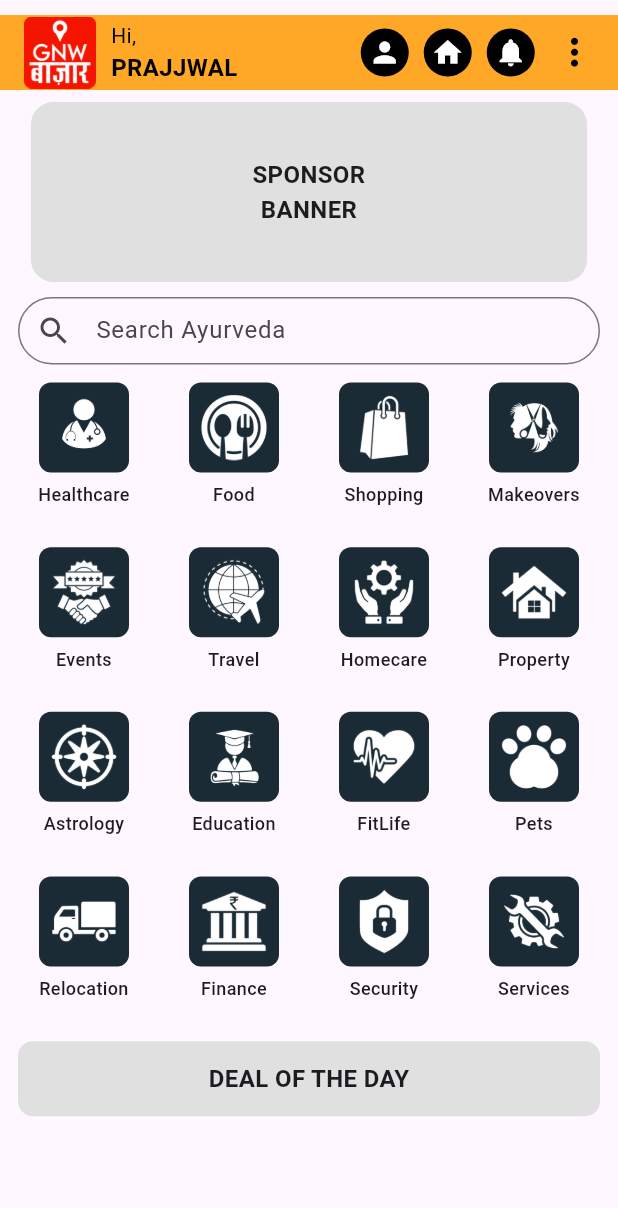
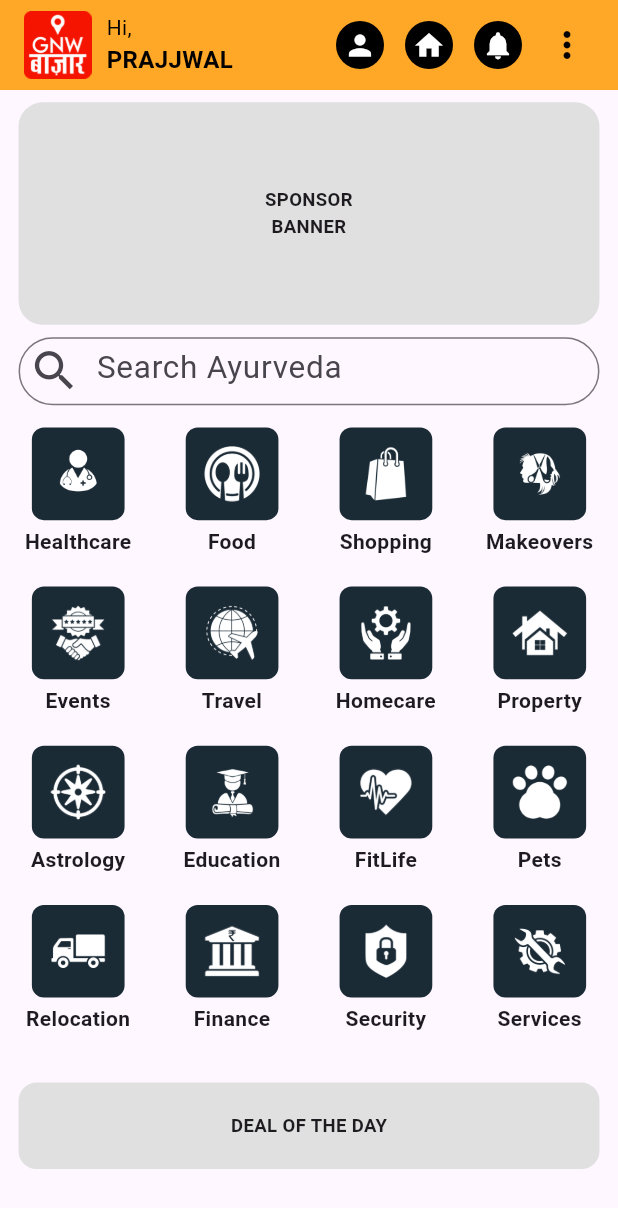
Before and after one commit to prajjwal205/GNW-mobile-app, a Flutter app: the Homepage screen opened directly, after a tap on the "home" icon, on a phone screen of 412 x 824 dp. Shown: the top 1208 px of the screen. Run offline on Flutter 3.47's test engine with Material 3 defaults, Android fonts, the phone set to English and light mode, and no system bars; our stand-ins replace flutter_riverpod, share_plus, shared_preferences; accounts and stored records are empty; network calls fail.

Commit message:
Update homepage and custom app bar

```diff
--- a/lib/homepage.dart
+++ b/lib/homepage.dart
@@ -14,6 +14,23 @@ class Homepage extends StatefulWidget {
 class _HomepageState extends State<Homepage> {
   @override
   Widget build(BuildContext context) {
+    final media = MediaQuery.of(context);
+    final width = media.size.width;
+    final height = media.size.height;
+
+    // ========= RESPONSIVE SCALES =========
+    final horizontalPadding = width * 0.03;
+    final verticalSpacing = height * 0.01;
+
+    final sponsorHeight = height * 0.12;
+    final searchHeight = height * 0.055;
+
+    final iconBoxSize = width * 0.15;
+    final iconPadding = iconBoxSize * 0.2;
+
+    final labelFontSize = (width * 0.035).clamp(11.0, 14.0);
+    final bannerFontSize = width * 0.03;
+
     return FutureBuilder<String>(
       future: UserService.fetchUserName(),
       builder: (context, snapshot) {
@@ -23,111 +40,117 @@ class _HomepageState extends State<Homepage> {
           );
         }
 
-        return MediaQuery(
-          data: MediaQuery.of(context)
-              .copyWith(textScaler: TextScaler.noScaling),
-          child: Scaffold(
+        return Scaffold(
           appBar: buildCustomAppBar(context, snapshot.data!, 90),
           body: SafeArea(
             child: CustomScrollView(
+              physics: const BouncingScrollPhysics(),
               slivers: [
-
                 // ================= SPONSOR + SEARCH =================
                 SliverToBoxAdapter(
+                  child: Padding(
+                    padding:
+                    EdgeInsets.symmetric(horizontal: horizontalPadding),
                     child: Column(
                       children: [
-                        const SizedBox(height: 8),
+                        SizedBox(height: verticalSpacing),
 
                         // Sponsor Banner
                         Container(
-                          height: 120,
-                          width: MediaQuery.of(context).size.width * 0.90,
-                          margin:
-                          const EdgeInsets.symmetric(horizontal: 12),
+                          height: sponsorHeight *1.5,
+                          width: double.infinity,
                           decoration: BoxDecoration(
                             color: Colors.grey.shade300,
-                            borderRadius: BorderRadius.circular(15),
+                            borderRadius: BorderRadius.circular(16),
                           ),
                           alignment: Alignment.center,
-                          child: const Text(
+                          child: Text(
                             "SPONSOR\nBANNER",
                             textAlign: TextAlign.center,
                             style: TextStyle(
-                              fontSize: 16,
+                              fontSize: bannerFontSize,
                               fontWeight: FontWeight.bold,
                             ),
                           ),
                         ),
 
-                        const SizedBox(height: 10),
+                        SizedBox(height: verticalSpacing),
 
                         // Search Bar
-                        Padding(
-                          padding: const EdgeInsets.symmetric(horizontal: 12),
-                          child: SizedBox(
-                            height: 45,
+                        SizedBox(
+                          height: searchHeight,
                           child: TextField(
+                            style:
+                            TextStyle(fontSize: labelFontSize*1.5),
                             decoration: InputDecoration(
                               hintText: "Search Ayurveda",
-                                prefixIcon: const Icon(Icons.search),
+                              prefixIcon: Icon(
+                                Icons.search,
+                                size: labelFontSize * 2.5,
+                              ),
                               border: OutlineInputBorder(
                                 borderRadius: BorderRadius.circular(25),
                               ),
-                                contentPadding:
-                                const EdgeInsets.symmetric(horizontal: 12),
-                              ),
+                              isDense: true,
                             ),
                           ),
                         ),
 
-                        const SizedBox(height: 12),
+                        SizedBox(height: verticalSpacing*1.8),
                       ],
-                    ),
-                  ),
-
-                  // ================= GRID =================
-                  SliverPadding(
-                    padding: const EdgeInsets.symmetric(horizontal: 12),
-                    sliver: SliverGrid(
-                      delegate: SliverChildBuilderDelegate(
-                            (context, index) {
-                          final items = _gridItems(context);
-                          return items[index];
-                        },
-                        childCount: _gridItems(context).length,
-                      ),
-                      gridDelegate:
-                      const SliverGridDelegateWithFixedCrossAxisCount(
-                        crossAxisCount: 4,
-                        crossAxisSpacing: 12,
-                        mainAxisSpacing: 12,
-                        childAspectRatio: 0.9,
                     ),
                   ),
                 ),
 
-                  // ================= DEAL OF THE DAY =================
+                // ================= CATEGORY GRID =================
+                SliverPadding(
+                  padding:
+                  EdgeInsets.symmetric(horizontal: horizontalPadding),
+                  sliver: SliverGrid(
+                    delegate: SliverChildBuilderDelegate(
+                          (context, index) => _gridItems(
+                        context,
+                        iconBoxSize,
+                        iconPadding,
+                        labelFontSize,
+                      )[index],
+                      childCount: _gridItems(
+                        context,
+                        iconBoxSize,
+                        iconPadding,
+                        labelFontSize,
+                      ).length,
+                    ),
+                    gridDelegate:
+                    const SliverGridDelegateWithFixedCrossAxisCount(
+                      crossAxisCount: 4,          // ✅ ALWAYS 4
+                      crossAxisSpacing: 23, // helps to decrese the size between icons
+                      mainAxisSpacing: .01,
+                      childAspectRatio: 0.75,     // ✅ responsive height
+                    ),
+                  ),
+                ),
+
+                // ================= DEAL =================
                 SliverToBoxAdapter(
                   child: Container(
-                      height: 50,
-                      margin: const EdgeInsets.fromLTRB(12, 12, 12, 12),
+                    height: height * 0.07,
+                    margin: EdgeInsets.all(horizontalPadding),
                     decoration: BoxDecoration(
                       color: Colors.grey.shade300,
-                        borderRadius: BorderRadius.circular(10),
+                      borderRadius: BorderRadius.circular(12),
                     ),
                     alignment: Alignment.center,
-                      child: const Text(
+                    child: Text(
                       "DEAL OF THE DAY",
                       style: TextStyle(
-                          fontSize: 16,
+                        fontSize: bannerFontSize,
                         fontWeight: FontWeight.bold,
                       ),
                     ),
                   ),
                 ),
-
               ],
-              ),
             ),
           ),
         );
@@ -136,69 +159,94 @@ class _HomepageState extends State<Homepage> {
   }
 
   // ================= GRID ITEMS =================
-  List<Widget> _gridItems(BuildContext context) {
+  List<Widget> _gridItems(
+      BuildContext context,
+      double iconSize,
+      double iconPadding,
+      double fontSize,
+      ) {
     return [
-      _gridItem(
-        'lib/images/MEDICARE.png',
-        'Healthcare',
-            () {
+      _gridItem('lib/images/MEDICARE.png', 'Healthcare', iconSize,
+          iconPadding, fontSize, () {
             Navigator.push(
               context,
               MaterialPageRoute(builder: (_) => HealthcarePage()),
             );
-        },
-      ),
-      _gridItem(
-        'lib/images/FOODIE.png',
-        'Food',
-            () {
+          }),
+      _gridItem('lib/images/FOODIE.png', 'Food', iconSize, iconPadding,
+          fontSize, () {
             Navigator.push(
               context,
               MaterialPageRoute(builder: (_) => const FoodPage()),
             );
-        },
-      ),
-      _gridItem('lib/images/SHOPPING.png', 'Shopping', _notImplemented),
-      _gridItem('lib/images/MAKEOVER.png', 'Makeovers', _notImplemented),
-      _gridItem('lib/images/EVENTS.png', 'Events', _notImplemented),
-      _gridItem('lib/images/TRAVEL.png', 'Travel', _notImplemented),
-      _gridItem('lib/images/HOMECARE_2.png', 'Homecare', _notImplemented),
-      _gridItem('lib/images/REAL_ESTATE.png', 'Property', _notImplemented),
-      _gridItem('lib/images/ASTROLOGY.png', 'Astrology', _notImplemented),
-      _gridItem('lib/images/EDUCATION.png', 'Education', _notImplemented),
-      _gridItem('lib/images/FITNESS.png', 'FitLife', _notImplemented),
-      _gridItem('lib/images/PETS.png', 'Pets', _notImplemented),
-      _gridItem('lib/images/RELOCATION.png', 'Relocation', _notImplemented),
-      _gridItem('lib/images/FINANCE.png', 'Finance', _notImplemented),
-      _gridItem('lib/images/SECURITY.png', 'Security', _notImplemented),
-      _gridItem('lib/images/SERVICES.png', 'Services', _notImplemented),
+          }),
+      _gridItem('lib/images/SHOPPING.png', 'Shopping', iconSize,
+          iconPadding, fontSize, _notImplemented),
+      _gridItem('lib/images/MAKEOVER.png', 'Makeovers', iconSize,
+          iconPadding, fontSize, _notImplemented),
+      _gridItem('lib/images/EVENTS.png', 'Events', iconSize,
+          iconPadding, fontSize, _notImplemented),
+      _gridItem('lib/images/TRAVEL.png', 'Travel', iconSize,
+          iconPadding, fontSize, _notImplemented),
+      _gridItem('lib/images/HOMECARE_2.png', 'Homecare', iconSize,
+          iconPadding, fontSize, _notImplemented),
+      _gridItem('lib/images/REAL_ESTATE.png', 'Property', iconSize,
+          iconPadding, fontSize, _notImplemented),
+      _gridItem('lib/images/ASTROLOGY.png', 'Astrology', iconSize,
+          iconPadding, fontSize, _notImplemented),
+      _gridItem('lib/images/EDUCATION.png', 'Education', iconSize,
+          iconPadding, fontSize, _notImplemented),
+      _gridItem('lib/images/FITNESS.png', 'FitLife', iconSize,
+          iconPadding, fontSize, _notImplemented),
+      _gridItem('lib/images/PETS.png', 'Pets', iconSize,
+          iconPadding, fontSize, _notImplemented),
+      _gridItem('lib/images/RELOCATION.png', 'Relocation', iconSize,
+          iconPadding, fontSize, _notImplemented),
+      _gridItem('lib/images/FINANCE.png', 'Finance', iconSize,
+          iconPadding, fontSize, _notImplemented),
+      _gridItem('lib/images/SECURITY.png', 'Security', iconSize,
+          iconPadding, fontSize, _notImplemented),
+      _gridItem('lib/images/SERVICES.png', 'Services', iconSize,
+          iconPadding, fontSize, _notImplemented),
     ];
   }
 
-  // ================= GRID ITEM WIDGET =================
-  Widget _gridItem(String asset, String label, VoidCallback onTap) {
+  // ================= GRID ITEM =================
+  Widget _gridItem(
+      String asset,
+      String label,
+      double iconSize,
+      double iconPadding,
+      double fontSize,
+      VoidCallback onTap,
+      ) {
     return InkWell(
       onTap: onTap,
+      borderRadius: BorderRadius.circular(8),
       child: Column(
         mainAxisSize: MainAxisSize.min,
         children: [
           Container(
-            height: 60,
-            width: 60,
-            padding: const EdgeInsets.all(8),
+            height: iconSize,
+            width: iconSize,
+            padding: EdgeInsets.all(iconPadding),
             decoration: BoxDecoration(
               color: const Color(0xFF1B2B36),
               borderRadius: BorderRadius.circular(8),
             ),
             child: Image.asset(asset, fit: BoxFit.contain),
           ),
-          const SizedBox(height: 6),
-          Text(
+          SizedBox(height: fontSize * 0.3),
+          Flexible(
+            child: Text(
               label,
+              maxLines: 2,
+              overflow: TextOverflow.ellipsis,
               textAlign: TextAlign.center,
-            style: const TextStyle(
-              fontSize: 12,
-              fontWeight: FontWeight.w500,
+              style: TextStyle(
+                fontSize: fontSize,
+                fontWeight: FontWeight.bold,
+              ),
             ),
           ),
         ],
--- a/lib/widget/customAppBar.dart
+++ b/lib/widget/customAppBar.dart
@@ -1,18 +1,18 @@
 import 'package:flutter/material.dart';
-import 'package:flutter_riverpod/flutter_riverpod.dart'; // Riverpod
-import 'package:share_plus/share_plus.dart';             // Share Plus
+import 'package:flutter_riverpod/flutter_riverpod.dart';
+import 'package:share_plus/share_plus.dart';
+
 import 'package:gnw/pages/ProfilePage.dart';
 import 'package:gnw/homepage.dart';
 import '../utils/responsive_helper.dart';
-
-// Import Auth Provider & Login Page
 import '../providers/auth_provider.dart';
 import '../login_signup page/login.dart';
 
 PreferredSizeWidget buildCustomAppBar(
-    BuildContext context, String userName, double appBarHeight) {
-
-  // 1. Get Responsive Values
+    BuildContext context,
+    String userName,
+    double appBarHeight,
+    ) {
   final responsiveHeight = ResponsiveHelper.getAppBarHeight(context);
   final padding = ResponsiveHelper.getPadding(context);
   final spacing = ResponsiveHelper.getSpacing(context, baseSpacing: 10);
@@ -20,28 +20,29 @@ PreferredSizeWidget buildCustomAppBar(
   return PreferredSize(
     preferredSize: Size.fromHeight(responsiveHeight),
     child: SafeArea(
-      minimum: const EdgeInsets.only(top: 10),
+      bottom: false,
       child: Container(
         height: responsiveHeight,
-        color: const Color(0xFFFFA726), // Orange background
         padding: EdgeInsets.only(
           left: padding.horizontal / 2,
-            right: 5
+          right: padding.horizontal / 2,
         ),
+        color: const Color(0xFFFFA726),
         child: Row(
+          crossAxisAlignment: CrossAxisAlignment.center,
           children: [
-            // --- LEFT SIDE: Logo + Name ---
+
+            // ================= LEFT SIDE =================
             Expanded(
               child: Row(
                 children: [
                   Image.asset(
                     'lib/images/GNW_RED_LOGO.png',
-                    height: responsiveHeight * 0.80,
+                    height: responsiveHeight * 0.75,
+                    fit: BoxFit.contain,
                   ),
                   SizedBox(width: spacing),
 
-                  // FIX 1: Wrap Column in Flexible -> FittedBox
-                  // This prevents vertical overflow if font is huge
                   Flexible(
                     child: FittedBox(
                       fit: BoxFit.scaleDown,
@@ -54,17 +55,24 @@ PreferredSizeWidget buildCustomAppBar(
                             'Hi,',
                             maxLines: 1,
                             style: TextStyle(
+                              fontSize: ResponsiveHelper.getFontSize(
+                                context,
+                                baseSize: 14,
+                              ),
                               color: Colors.black,
-                              fontSize: ResponsiveHelper.getFontSize(context, baseSize: 14),
                             ),
                           ),
                           Text(
                             userName.toUpperCase(),
                             maxLines: 1,
+                            overflow: TextOverflow.ellipsis,
                             style: TextStyle(
+                              fontSize: ResponsiveHelper.getFontSize(
+                                context,
+                                baseSize: 16,
+                              ),
+                              fontWeight: FontWeight.bold,
                               color: Colors.black,
-                              fontSize: ResponsiveHelper.getFontSize(context, baseSize: 16),
-                              fontWeight: FontWeight.bold,
                             ),
                           ),
                         ],
@@ -75,96 +83,116 @@ PreferredSizeWidget buildCustomAppBar(
               ),
             ),
 
-            // --- RIGHT SIDE: Icons & Menu ---
-            Align(
-              alignment: Alignment.center,
+            // ================= RIGHT SIDE =================
+            SizedBox(
+              height: responsiveHeight,
               child: Row(
-                mainAxisSize: MainAxisSize.min,
+                mainAxisAlignment: MainAxisAlignment.end,
+                crossAxisAlignment: CrossAxisAlignment.center,
                 children: [
-                  // 1. Profile
-                  InkWell(
+
+                  _actionIcon(
+                    context,
+                    icon: Icons.person,
                     onTap: () {
                       Navigator.push(
                         context,
-                        MaterialPageRoute(builder: (context) => Profilepage()),
+                        MaterialPageRoute(builder: (_) => Profilepage()),
                       );
                     },
-                    child: _roundedIconWithLabel(context, Icons.person,),
                   ),
                   SizedBox(width: spacing),
 
-                  // 2. Home
-                  InkWell(
+                  _actionIcon(
+                    context,
+                    icon: Icons.home,
                     onTap: () {
                       Navigator.pushAndRemoveUntil(
                         context,
-                        MaterialPageRoute(builder: (context) => const Homepage()),
+                        MaterialPageRoute(builder: (_) => const Homepage()),
                             (route) => false,
                       );
                     },
-                    child: _roundedIconWithLabel(context, Icons.home),
                   ),
                   SizedBox(width: spacing),
 
-                  // 3. Notification
-                  _roundedIconWithLabel(context, Icons.notifications),
+                  _actionIcon(
+                    context,
+                    icon: Icons.notifications,
+                    onTap: () {},
+                  ),
+                  SizedBox(width: spacing),
 
-                  // Small gap between Notification and 3-Dots
-                  SizedBox(width: spacing / 4),
-
-                  // 4. THREE DOT MENU
+                  // ================= THREE DOT MENU =================
                   Consumer(
                     builder: (context, ref, child) {
-                      return PopupMenuButton<String>(
+                      final double size =
+                      ResponsiveHelper.getIconSize(context, baseSize: 36);
+
+                      return SizedBox(
+                        width: size,
+                        height: size,
+                        child: PopupMenuButton<String>(
                           padding: EdgeInsets.zero,
-                        constraints: const BoxConstraints(),
-                        icon: Icon(
+                          iconSize: ResponsiveHelper.getIconSize(
+                            context,
+                            baseSize: 28,
+                          ),
+                          icon: const Icon(
                             Icons.more_vert,
                             color: Colors.black,
-                          size: ResponsiveHelper.getIconSize(context, baseSize: 29),
                           ),
                           onSelected: (value) async {
                             if (value == 'logout') {
-                            await ref.read(authControllerProvider.notifier).logout();
+                              await ref
+                                  .read(authControllerProvider.notifier)
+                                  .logout();
+
                               if (context.mounted) {
                                 Navigator.pushAndRemoveUntil(
                                   context,
-                                MaterialPageRoute(builder: (context) => LoginPage()),
+                                  MaterialPageRoute(builder: (_) => LoginPage()),
                                       (route) => false,
                                 );
                               }
                             } else if (value == 'share') {
                               await Share.share(
-                                'Check out GNW - The No.1 Search Engine! \nhttp://gnwbazaar.com',
-                                subject: 'GNW App Invitation'
+                                'Check out GNW - The No.1 Search Engine!\n'
+                                    'http://gnwbazaar.com',
+                                subject: 'GNW App Invitation',
                               );
                             }
                           },
-                        itemBuilder: (BuildContext context) => <PopupMenuEntry<String>>[
-                          PopupMenuItem<String>(
+                          itemBuilder: (context) => [
+                            PopupMenuItem(
                               value: 'share',
                               child: ListTile(
-                              leading: Icon(Icons.share, color: Colors.blue, size: 20),
-                              title: Text('Share App', style: TextStyle(fontSize: 14)),
+                                leading: const Icon(Icons.share, color: Colors.blue, size: 20),
+                                title: const Text('Share App', style: TextStyle(fontSize: 14)),
                                 contentPadding: EdgeInsets.zero,
                               ),
                             ),
                             const PopupMenuDivider(),
-                          PopupMenuItem<String>(
+                            PopupMenuItem(
                               value: 'logout',
                               child: ListTile(
-                              leading: Icon(Icons.logout, color: Colors.red, size: 20),
-                              title: Text('Logout', style: TextStyle(color: Colors.red, fontSize: 14)),
+                                leading: const Icon(Icons.logout, color: Colors.red, size: 20),
+                                title: const Text(
+                                  'Logout',
+                                  style: TextStyle(color: Colors.red, fontSize: 14),
+                                ),
                                 contentPadding: EdgeInsets.zero,
                               ),
                             ),
                           ],
+                        ),
                       );
                     },
-                  )
+                  ),
                 ],
               ),
-            )
+            ),
+
           ],
         ),
       ),
@@ -172,24 +200,31 @@ PreferredSizeWidget buildCustomAppBar(
   );
 }
 
-// FIX 2: Helper widget wrapped in FittedBox
-// This scales down the icon+text if they get taller than the App Bar
-Widget _roundedIconWithLabel(BuildContext context, IconData icon) {
-  return FittedBox(
-    fit: BoxFit.scaleDown,
-    child: Column(
-      mainAxisAlignment: MainAxisAlignment.center,
-      children: [
-        CircleAvatar(
+// ================= ACTION ICON WIDGET =================
+Widget _actionIcon(
+    BuildContext context, {
+      required IconData icon,
+      required VoidCallback onTap,
+    }) {
+  final double size = ResponsiveHelper.getIconSize(context, baseSize: 36);
+
+  return SizedBox(
+    width: size,
+    height: size,
+    child: InkWell(
+      borderRadius: BorderRadius.circular(size),
+      onTap: onTap,
+      child: Center(
+        child: CircleAvatar(
           radius: 16,
           backgroundColor: Colors.black,
           child: Icon(
             icon,
+            size: ResponsiveHelper.getIconSize(context, baseSize: 22),
             color: Colors.white,
-            size: ResponsiveHelper.getIconSize(context, baseSize: 22),
           ),
         ),
-      ],
+      ),
     ),
   );
 }
```
Lines whose indentation alone changed are shown as unchanged.
